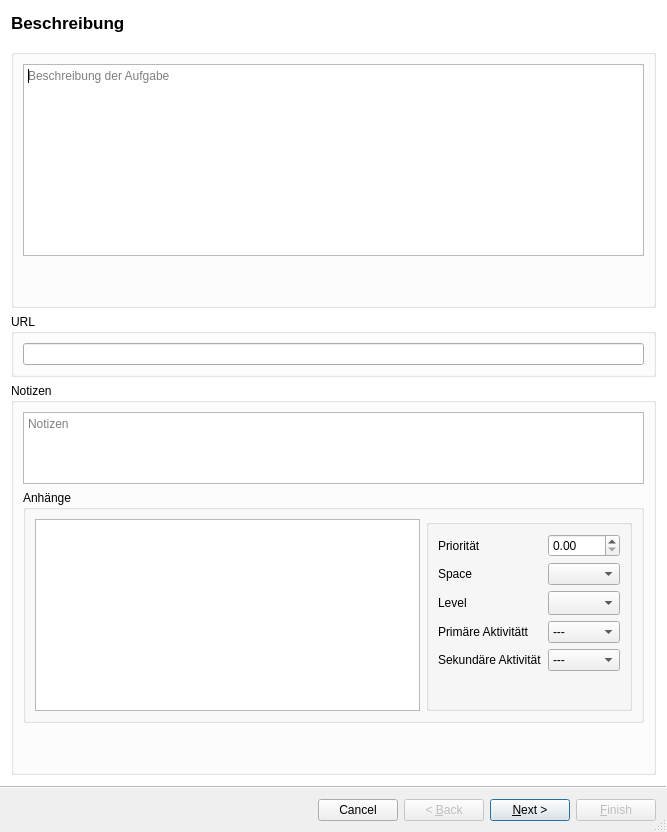
Before: the Qt Designer form src/watnu/ui/task_new.ui in amogorkon/watnu, drawn with Qt 5.
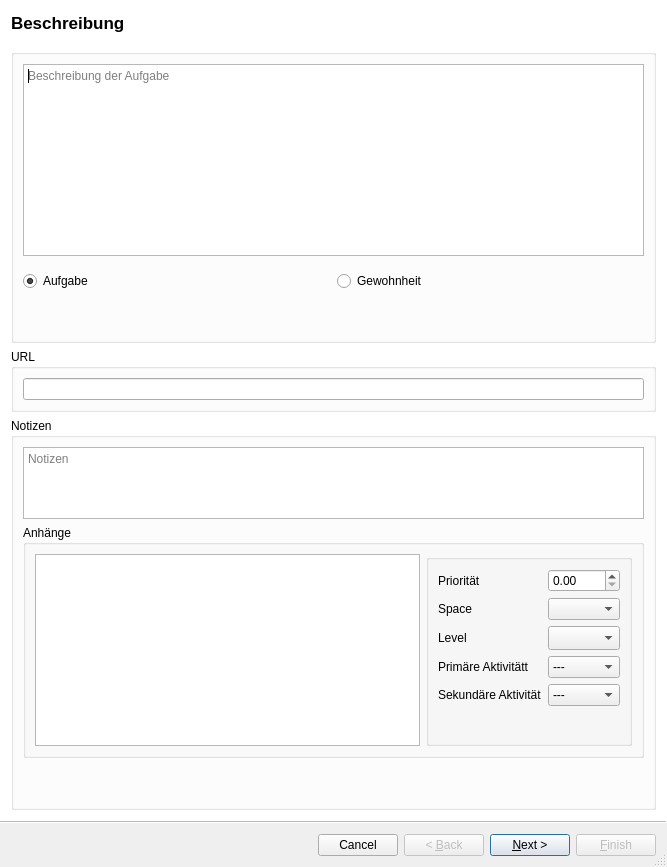
After: the same form once the commit is applied.

Commit message: x_task to task_x; activity colors; habits!

Diff of the .ui file:
```diff
--- a/src/watnu/ui/task_new.ui
+++ b/src/watnu/ui/task_new.ui
@@ -7,7 +7,7 @@
     <x>0</x>
     <y>0</y>
     <width>667</width>
-    <height>800</height>
+    <height>833</height>
    </rect>
   </property>
   <property name="windowTitle">
@@ -91,6 +91,36 @@
          </property>
         </widget>
        </item>
+       <item>
+        <layout class="QHBoxLayout" name="horizontalLayout_3">
+         <property name="topMargin">
+          <number>9</number>
+         </property>
+         <item>
+          <widget class="QRadioButton" name="is_task">
+           <property name="text">
+            <string>Aufgabe</string>
+           </property>
+           <property name="checked">
+            <bool>true</bool>
+           </property>
+           <attribute name="buttonGroup">
+            <string notr="true">task_or_habit</string>
+           </attribute>
+          </widget>
+         </item>
+         <item>
+          <widget class="QRadioButton" name="is_habit">
+           <property name="text">
+            <string>Gewohnheit</string>
+           </property>
+           <attribute name="buttonGroup">
+            <string notr="true">task_or_habit</string>
+           </attribute>
+          </widget>
+         </item>
+        </layout>
+       </item>
        <item>
         <spacer name="verticalSpacer_2">
          <property name="orientation">
```
Left out of the diff: 1 changed line with no effect on the pictures. The commit also changes 9 other files.
